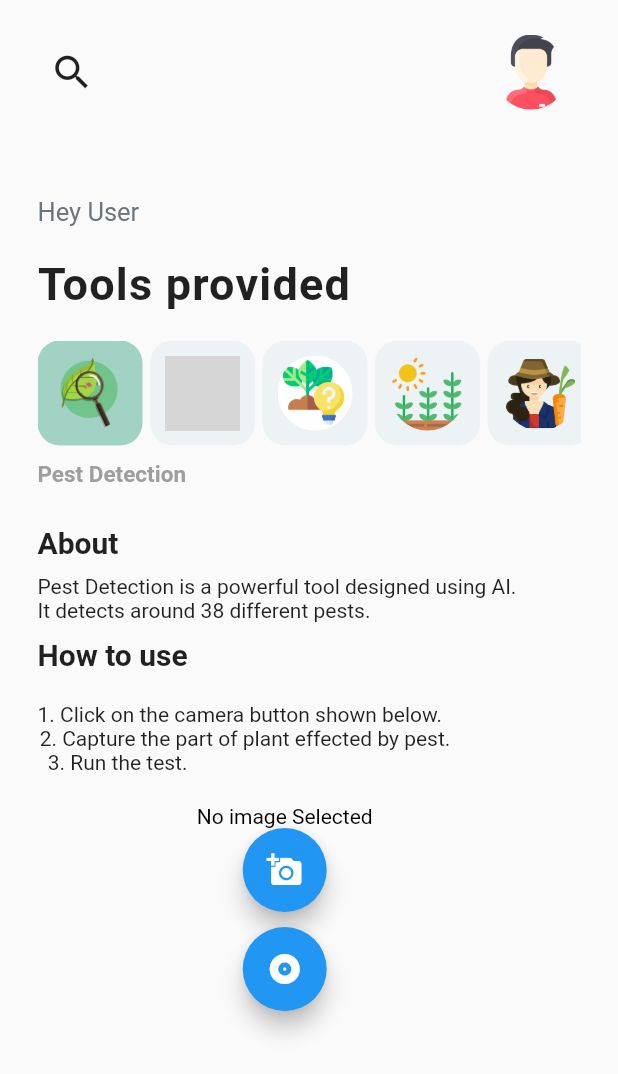
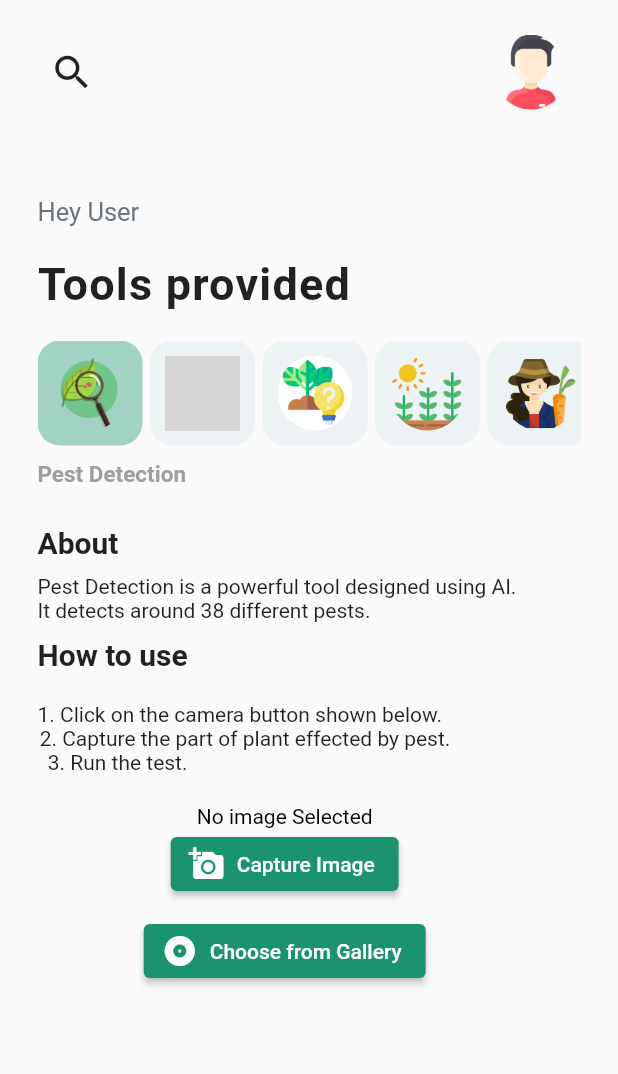
Before and after one commit to GowthamKumar1626/FarmX-UI, a Flutter app: the ToolScreen screen opened directly, on a phone screen of 412 x 824 dp. Shown: the top 1074 px of the screen. Run offline on Flutter 3.47's test engine with Material 2 defaults, Android fonts, the light colour scheme and no system bars; our stand-ins replace bottom_navy_bar, eva_icons_flutter, firebase_auth, firebase_core, image_picker, location; missing offline and left inert: tflite; accounts and stored records are empty; Roboto replaces fonts that are missing (Poppins); grey boxes are pictures that could not be loaded.

Commit message:
Made changes in Pest Detection

```diff
--- a/lib/Widgets/PestDetection/PestDetectionWidget.dart
+++ b/lib/Widgets/PestDetection/PestDetectionWidget.dart
@@ -189,26 +189,32 @@ class _PestDetectionWidgetState extends State<PestDetectionWidget> {
         Column(
           mainAxisAlignment: MainAxisAlignment.end,
           children: <Widget>[
-            FloatingActionButton(
+            ElevatedButton.icon(
               onPressed: pickImage,
-              tooltip: 'Pick Image',
-              child: Icon(Icons.add_a_photo),
+              icon: Icon(Icons.add_a_photo),
+              label: Text("Capture Image"),
+              style: ButtonStyle(
+                backgroundColor: MaterialStateColor.resolveWith(
+                  (states) => kGreen,
+                ),
+              ),
             ),
             SizedBox(
               height: 10,
             ),
-            FloatingActionButton(
+            ElevatedButton.icon(
               onPressed: pickGalleryImage,
-              tooltip: 'Pick Image from Gallery',
-              child: Icon(Icons.album),
+              icon: Icon(Icons.album),
+              label: Text("Choose from Gallery"),
+              style: ButtonStyle(
+                backgroundColor: MaterialStateColor.resolveWith(
+                  (states) => kGreen,
+                ),
+              ),
             ),
             SizedBox(
               height: 10,
             ),
-            // ElevatedButton(
-            //   onPressed: () {},
-            //   child: Text("Run test"),
-            // ),
           ],
         ),
       ],
--- a/pubspec.yaml
+++ b/pubspec.yaml
@@ -45,7 +45,6 @@ dependencies:
   url_launcher: ^6.0.4
   cached_network_image: ^3.0.0
   tflite: ^1.1.2
-  rflutter_alert: ^2.0.2
 
 
 dev_dependencies:
```
Also changed, not shown: pubspec.lock, 2 other files.
